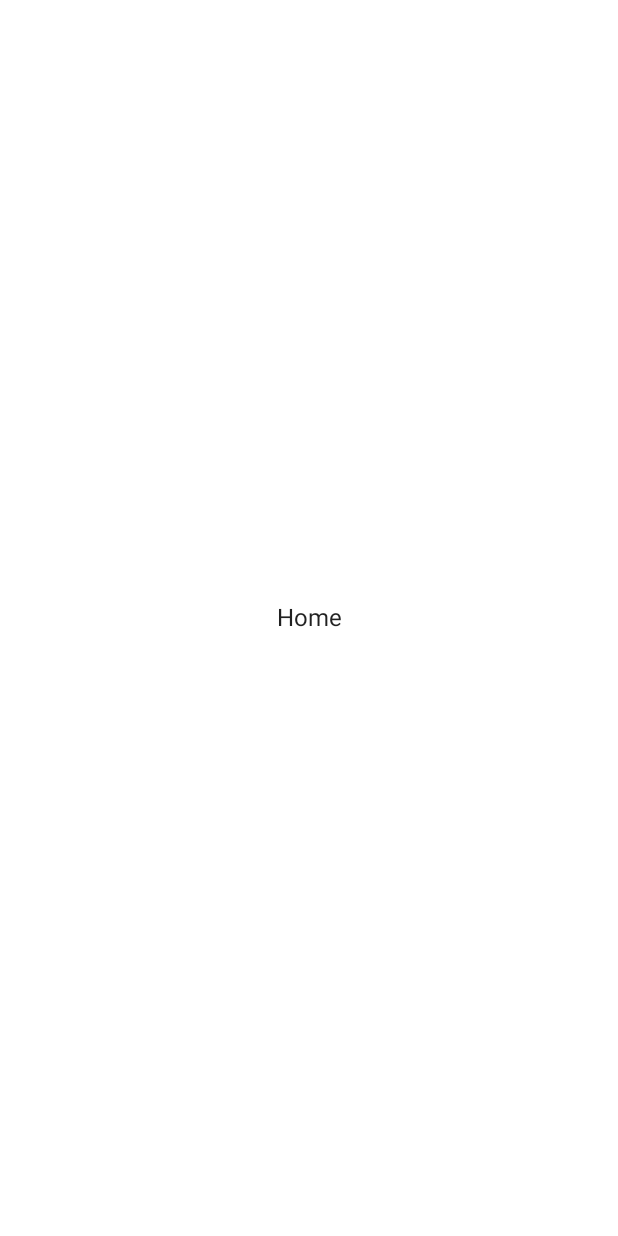
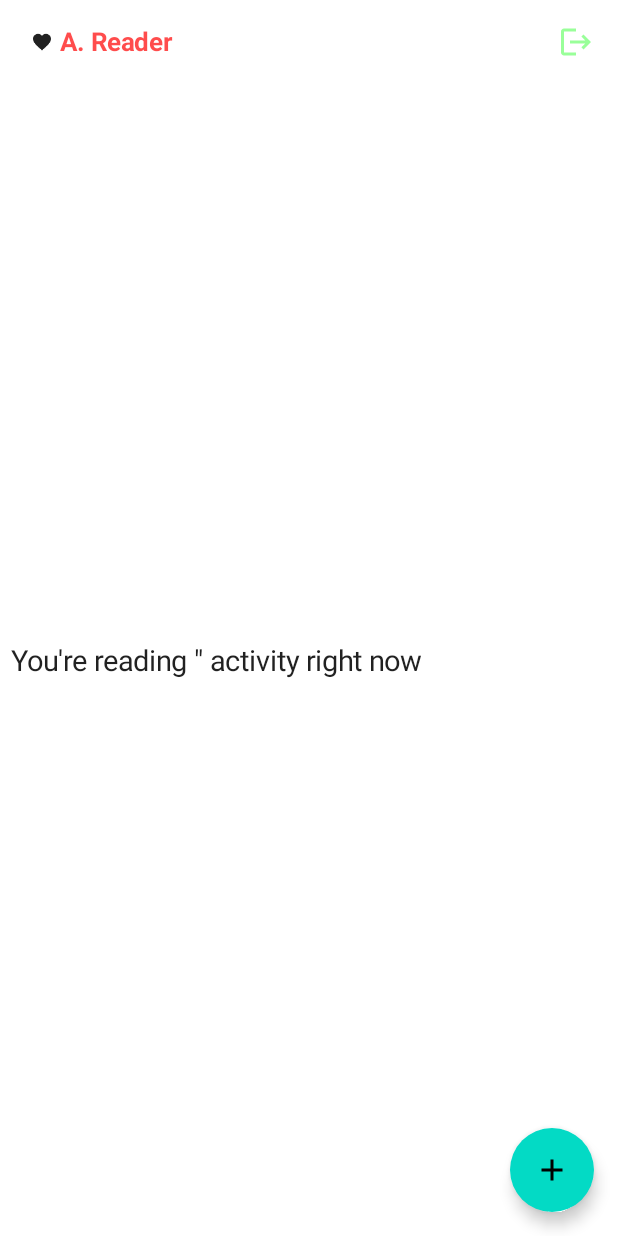
Before and after one commit to MatHeartGaming/JetReaderApp, an Android app built with Jetpack Compose: the ReaderHomeScreen screen opened through its navigation route, on a phone screen of 412 x 824 dp. Before the commit the screen is almost empty. Run offline under Robolectric (Android 15) with nearby library versions, the phone set to English and light mode, and no system bars; our stand-ins replace Firebase (no records; nobody signed in at launch, a user with empty details on screens opened directly).

Commit message:
Home page in the workings

```diff
--- a/app/build.gradle
+++ b/app/build.gradle
@@ -67,6 +67,7 @@ dependencies {
     androidTestImplementation "androidx.compose.ui:ui-test-junit4:$compose_ui_version"
     debugImplementation "androidx.compose.ui:ui-tooling:$compose_ui_version"
     debugImplementation "androidx.compose.ui:ui-test-manifest:$compose_ui_version"
+    implementation "androidx.compose.material:material-icons-extended:1.3.1" // For Icons
 
     //Firebase
     implementation platform('com.google.firebase:firebase-bom:31.1.1')
--- /dev/null
+++ b/app/src/main/java/com/example/jetreaderapp/model/MBook.kt
@@ -0,0 +1,6 @@
+package com.example.jetreaderapp.model
+
+data class MBook(var id : String? = null,
+var title : String? = null,
+var authors : String? = null,
+var notes : String? = null)
--- a/app/src/main/java/com/example/jetreaderapp/screens/home/ReaderHomeScreen.kt
+++ b/app/src/main/java/com/example/jetreaderapp/screens/home/ReaderHomeScreen.kt
@@ -1,10 +1,119 @@
 package com.example.jetreaderapp.screens.home
 
-import androidx.compose.material.Text
+import androidx.compose.foundation.layout.*
+import androidx.compose.foundation.shape.RoundedCornerShape
+import androidx.compose.material.*
+import androidx.compose.material.icons.Icons
+import androidx.compose.material.icons.filled.Add
+import androidx.compose.material.icons.filled.Favorite
+import androidx.compose.material.icons.filled.Logout
 import androidx.compose.runtime.Composable
+import androidx.compose.ui.Alignment
+import androidx.compose.ui.Modifier
+import androidx.compose.ui.draw.clip
+import androidx.compose.ui.draw.scale
+import androidx.compose.ui.graphics.Color
+import androidx.compose.ui.platform.LocalContext
+import androidx.compose.ui.text.font.FontStyle
+import androidx.compose.ui.text.font.FontWeight
+import androidx.compose.ui.text.style.TextAlign
+import androidx.compose.ui.tooling.preview.Preview
+import androidx.compose.ui.unit.dp
+import androidx.compose.ui.unit.sp
 import androidx.navigation.NavHostController
+import com.example.jetreaderapp.model.MBook
+import com.example.jetreaderapp.navigation.ReaderScreens
+import com.google.firebase.auth.FirebaseAuth
+
+@Preview
+@Composable
+fun Home(navController: NavHostController = NavHostController(LocalContext.current)) {
+    Scaffold(topBar = {
+        ReaderAppBar(title = "A. Reader", navController = navController)
+    },
+    floatingActionButton = {
+        FabContent{}
+    }) {it
+        Surface(modifier = Modifier.fillMaxSize()) {
+            HomeContent(navController)
+        }
+    }
+}
 
 @Composable
-fun Home(navController: NavHostController) {
-    Text("Home")
+fun HomeContent(navController: NavHostController) {
+    Column(Modifier.padding(2.dp),
+    verticalArrangement = Arrangement.SpaceEvenly) {
+        Row(Modifier.align(Alignment.Start)) {
+            TitleSection(label = "You're reading \" activity right now")
+        }
+    }
 }
+
+@Composable
+fun FabContent(onTap: () -> Unit) {
+    FloatingActionButton(
+        onClick = {
+            onTap()
+        },
+    backgroundColor = MaterialTheme.colors.secondary
+    ) {
+        Icon(imageVector = Icons.Default.Add, contentDescription = "Add a Book",
+            tint = MaterialTheme.colors.onSecondary
+        )
+    }
+}
+
+@Composable
+fun ReaderAppBar(
+    title : String,
+    showProfile : Boolean = true,
+    navController: NavHostController,
+) {
+    TopAppBar(
+        title = {
+            Row(verticalAlignment = Alignment.CenterVertically) {
+                if(showProfile) {
+                    Icon(imageVector = Icons.Default.Favorite, contentDescription = "Logo Icon",
+                    modifier = Modifier
+                        .clip(RoundedCornerShape(12.dp))
+                        .scale(0.6f))
+                }
+                Text(title, color = Color.Red.copy(alpha = 0.7f),
+                fontWeight = FontWeight.Bold, fontSize = 17.sp)
+
+            }
+        },
+        actions = {
+            IconButton(onClick = {
+                FirebaseAuth.getInstance().signOut().run{
+                    navController.navigate(ReaderScreens.LoginScreen.name) {
+                        popUpTo(ReaderScreens.ReaderHomeScreen.name) {
+                            inclusive = true
+                        }
+                    }
+                }
+            }) {
+                Icon(imageVector = Icons.Filled.Logout, contentDescription = "Log out",
+                tint = Color.Green.copy(alpha = 0.4f))
+            }
+        },
+        backgroundColor = Color.Transparent,
+        elevation = 0.dp,
+    )
+}
+
+@Composable
+fun ReadingRightNowArea(books : List<MBook>, navController: NavHostController) {
+
+}
+
+@Composable
+fun TitleSection(modifier: Modifier = Modifier, label : String) {
+    Surface(modifier = modifier.padding(start = 5.dp, top = 1.dp)) {
+        Column {
+            Text(label, fontSize = 19.sp, fontStyle = FontStyle.Normal,
+            textAlign = TextAlign.Left)
+        }
+    }
+}
```
